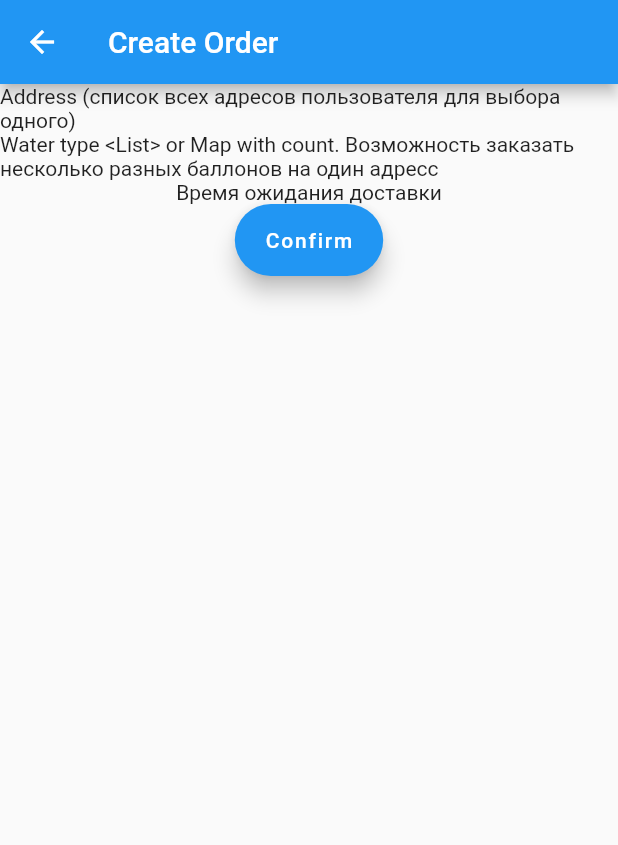
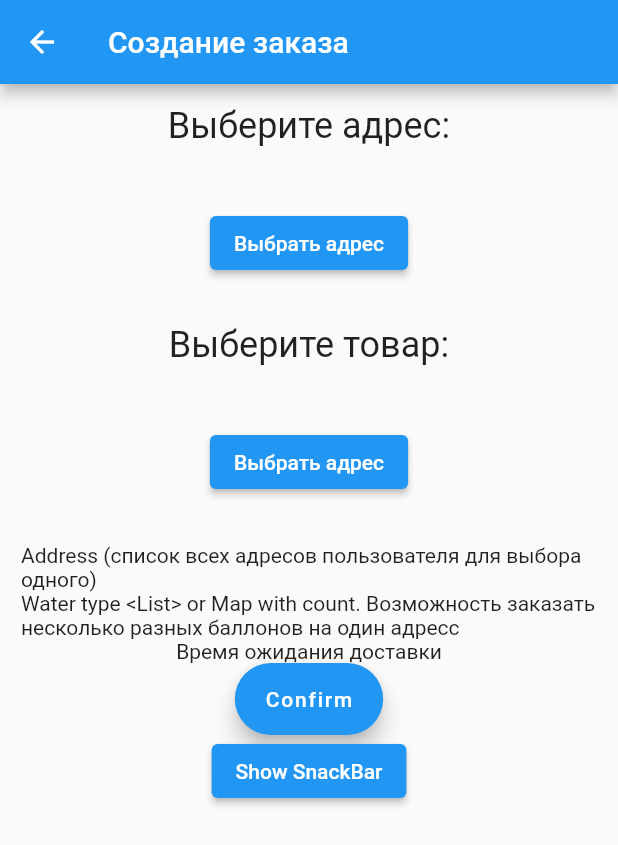
Before and after one commit to Seredyn/water_delivery, a Flutter app: the CreateOrderScreen screen opened by its route, on a phone screen of 412 x 824 dp. Shown: the top 845 px of the screen. Run offline on Flutter 3.47's test engine with Material 2 defaults, Android fonts, the phone set to English and light mode, and no system bars; our stand-ins replace bloc, cloud_firestore, equatable, firebase_auth, firebase_core, flutter_bloc and 2 more; accounts and stored records are empty.

Commit message:
Вывел выбранный адрес в экран создания заказа

```diff
--- a/lib/main.dart
+++ b/lib/main.dart
@@ -12,6 +12,7 @@ import 'package:water_delivery/screens/create_user_screen.dart';
 import 'package:water_delivery/screens/driver_screen.dart';
 import 'package:water_delivery/screens/manage_products_screen.dart';
 import 'package:water_delivery/screens/my_home_page.dart';
+import 'package:water_delivery/screens/select_address_delivery.dart';
 import 'package:water_delivery/screens/sign_in_screen.dart';
 import 'package:water_delivery/screens/sign_up_screen.dart';
 import 'package:water_delivery/screens/user_screen.dart';
@@ -125,6 +126,7 @@ class MyApp extends StatelessWidget {
           AddAddressScreen.id : (context) => AddAddressScreen(),
           ManageProductsScreen.id : (context) => ManageProductsScreen(),
           AddProductScreen.id : (context) => AddProductScreen(),
+          SelectionAddressDeliveryScreen.id : (context) => SelectionAddressDeliveryScreen(),
         },
       ),
     );
--- a/lib/screens/create_order_screen.dart
+++ b/lib/screens/create_order_screen.dart
@@ -1,4 +1,7 @@
+import 'package:cloud_firestore/cloud_firestore.dart';
+import 'package:firebase_auth/firebase_auth.dart';
 import 'package:flutter/material.dart';
+import 'package:water_delivery/screens/select_address_delivery.dart';
 
 class CreateOrderScreen extends StatefulWidget {
   const CreateOrderScreen({Key? key}) : super(key: key);
@@ -10,21 +13,134 @@ class CreateOrderScreen extends StatefulWidget {
 }
 
 class _CreateOrderScreenState extends State<CreateOrderScreen> {
+
+  //Тут объявляются динамические переменные
+
+  late String checkedAddressID;
+  late String currentUserId;
+  late String addressName;
+  late String checkedProductID;
+
+  @override
+  void initState() {
+    // TODO: implement initState
+    //Этот метод вызывается один раз при вставке
+    // виджета стфулл в дерево виджетов. тут нужно
+    // определять первые значения динамических переменных
+    checkedAddressID = "";
+    currentUserId = FirebaseAuth.instance.currentUser!.uid;
+    addressName = "";
+    checkedProductID = "";
+
+    super.initState();//super.initState() обязательно нужно вызывать
+  }
+
+  void _navigateAndGetAddressDelivery(BuildContext context) async {
+    // Navigator.push returns a Future that completes after calling
+    // Navigator.pop on the Selection Screen.
+    final String result = await Navigator.push(context, MaterialPageRoute(
+            builder: (context) => SelectionAddressDeliveryScreen()));
+
+    ScaffoldMessenger.of(context)
+      ..removeCurrentSnackBar()
+      ..showSnackBar(SnackBar(content: Text('$result')));
+
+    checkedAddressID = result;
+
+    //в такой метод setState нужно передавать измененные перемнные,
+    // чтоб флаттер понимал факт их изменения и заново вызывал
+    //void _navigateAndGetAddressDelivery(BuildContext context)
+    //при этом перестраивается весь виджет билда соответственно с новыми
+    // значениями переменных
+
+    //DocumentReference doc = FirebaseFirestore.instance.collection('users').doc("currentUserId").collection("addresses").doc("checkedAddressID");
+    await FirebaseFirestore.instance.collection('users').doc(currentUserId).collection("addresses").doc(checkedAddressID).get().then((value) {
+      setState(() {
+        addressName = value.get("addressName");
+      });
+    });
+  }
+
+  void _navigateAndGetProductID (BuildContext context) async {
+    final String result = await Navigator.push(context, MaterialPageRoute(builder: (context) => SelectionProductIDScreen()))
+  }
+
+
+
   @override
   Widget build(BuildContext context) {
     return Scaffold(
       appBar: AppBar(
-        title: Text("Create Order"),
+        title: Text("Создание заказа"),
       ),
-      body: Column(children: [
-        Text ("Address (список всех адресов пользователя для выбора одного)"),
-        Text ("Water type <List> or Map with count. Возможность заказать несколько разных баллонов на один адресс"),
-        Text ("Время ожидания доставки"),
-        FloatingActionButton.extended(
-          onPressed: () {},
-          label: Text("Confirm"),
+      body: SafeArea(
+        child: Padding(
+          padding: const EdgeInsets.all(14.0),
+          child: Column(
+            children: [
+              Container(
+                  child: checkedAddressID == ""
+                      ? Text("Выберите адрес:",
+                          style: Theme.of(context).textTheme.headline5)
+                      : Text("Адрес доставки:",
+                          style: TextStyle(fontSize: 18, fontWeight: FontWeight.bold, )),
+              ),
+              // Visibility(
+              //   visible: checkedAddressID == "" ? true : false,
+              //     child: Text("Выберите адрес:", style: Theme.of(context).textTheme.headline5)),
+              Text(addressName, style: TextStyle(fontSize: 26,),),
+              SizedBox(height: 10,),
+              //Text("Доставить сюда: $checkedAddressID"),
+              ElevatedButton(
+                child: checkedAddressID == ""
+                    ? Text("Выбрать адрес")
+                    : Text("Изменить адрес"),
+                onPressed: () {
+                  _navigateAndGetAddressDelivery(context);
+                },
+              ),
+              SizedBox(height: 30,),
+              Container(
+                child: checkedAddressID == ""
+                    ? Text("Выберите товар:",
+                    style: Theme.of(context).textTheme.headline5)
+                    : Text("Выбранный товар:",
+                    style: TextStyle(fontSize: 18, fontWeight: FontWeight.bold, )),
+              ),
+              Text(addressName, style: TextStyle(fontSize: 26,),),
+              SizedBox(height: 10,),
+              ElevatedButton(
+                child: checkedAddressID == ""
+                    ? Text("Выбрать адрес")
+                    : Text("Изменить адрес"),
+                onPressed: () {
+                  _navigateAndGetAddressDelivery(context);
+                },
+              ),
+              SizedBox(height: 30,),
+
+
+
+
+              Text("Address (список всех адресов пользователя для выбора одного)"),
+              Text(
+                  "Water type <List> or Map with count. Возможность заказать несколько разных баллонов на один адресс"),
+              Text("Время ожидания доставки"),
+              FloatingActionButton.extended(
+                onPressed: () {},
+                label: Text("Confirm"),
+              ),
+              ElevatedButton(
+                child: Text("Show SnackBar"),
+                onPressed: () {
+                  ScaffoldMessenger.of(context).showSnackBar(SnackBar(
+                      content: Text("checkedAddressID: $checkedAddressID")));
+                },
+              ),
+            ],
+          ),
         ),
-      ],),
+      ),
     );
   }
 }
--- a/lib/screens/user_screen.dart
+++ b/lib/screens/user_screen.dart
@@ -127,9 +127,7 @@ class _UserScreenState extends State<UserScreen> {
                               }),
                         );
                       }),
-                  SizedBox(
-                    height: 15,
-                  ),
+                  SizedBox(height: 15,),
                   ElevatedButton(
                       onPressed: () async {
                         await _goToAddAddressScreen();
```
Also changed, not shown: lib/screens/select_address_delivery.dart (added, +100 -0 lines).
